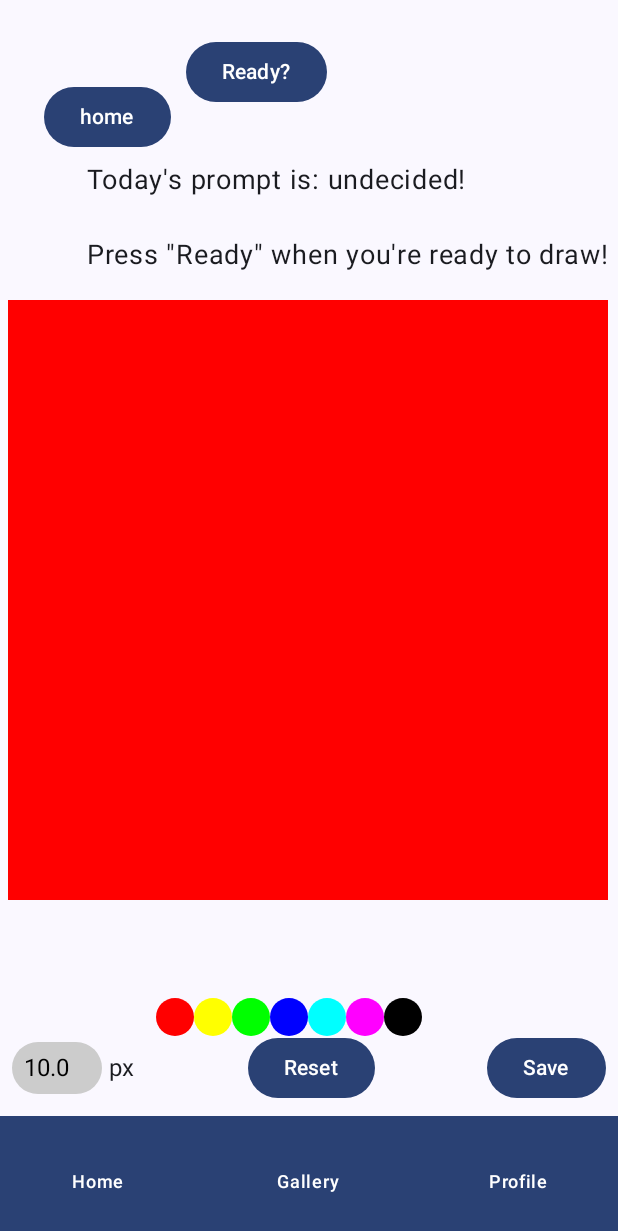
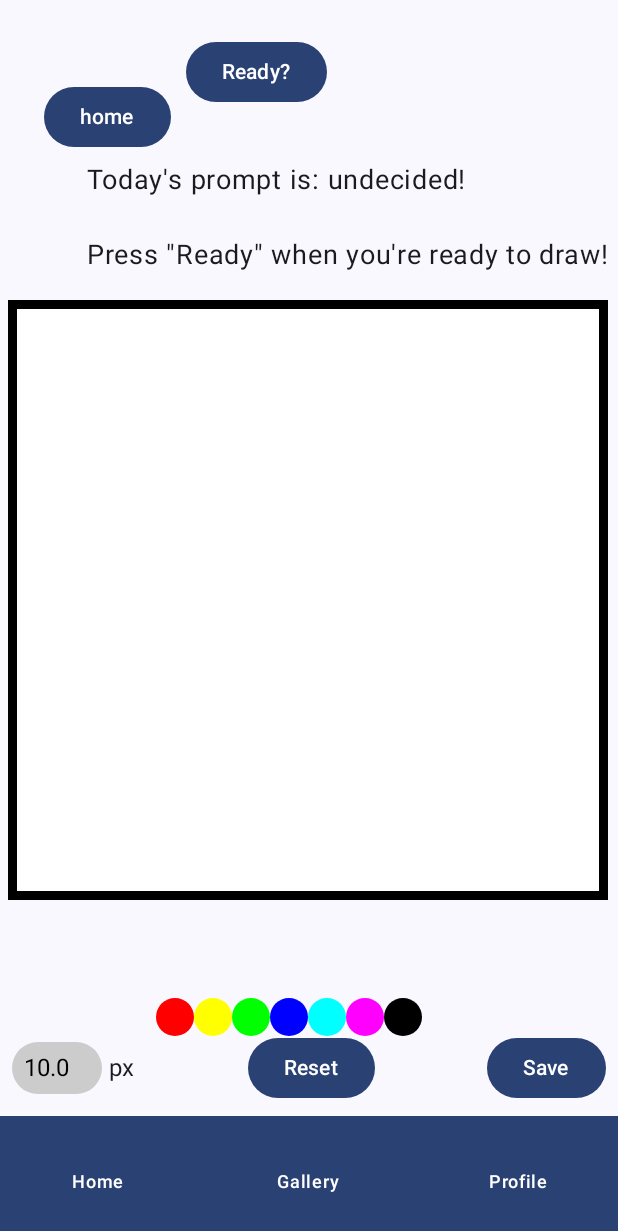
Before and after one commit to wjb035/403-project, an Android app built with Jetpack Compose: the screen it shows after launch (MainActivity), after a tap on "Go to Whiteboard", on a phone screen of 412 x 824 dp. Shown: the top 1231 px of the screen. Run offline under Robolectric (Android 15) with nearby library versions, the phone set to English and light mode, and no system bars.

Commit message:
polished for the retrospective tomorrow

```diff
--- a/app/src/main/java/com/example/drawingapp/ui/whiteboardActivity.kt
+++ b/app/src/main/java/com/example/drawingapp/ui/whiteboardActivity.kt
@@ -14,6 +14,7 @@ import androidx.activity.compose.rememberLauncherForActivityResult
 import androidx.activity.result.contract.ActivityResultContracts
 import androidx.compose.foundation.Canvas
 import androidx.compose.foundation.background
+import androidx.compose.foundation.border
 import androidx.compose.foundation.clickable
 import androidx.compose.foundation.gestures.detectDragGestures
 import androidx.compose.foundation.layout.Arrangement
@@ -73,7 +74,7 @@ fun whiteboard(navCon: NavController){
     var brushSize by remember {mutableFloatStateOf(10f)}
     var isEraser by remember {mutableStateOf(false)}
     var canDraw by remember {mutableStateOf(false)}
-    var remainingTime by remember{mutableStateOf(10000L)}
+    var remainingTime by remember{mutableStateOf(45000L)}
     var countdown by remember{mutableStateOf("Press \"Ready\" when you're ready to draw!")}
     var userHasStarted by remember{mutableStateOf(false)}
     var prompt by remember {mutableStateOf("undecided!")}
@@ -191,32 +192,7 @@ fun whiteboard(navCon: NavController){
             }
         }
     }
-    // Box containing a button that I'm using for debug purposes.
-    // Further along, the user will not be able to draw once the timer is up.
-    // I'm just testing with it now- this has no real purpose yet.
-    /*Box(modifier=Modifier.fillMaxSize()){
-        Column(modifier = Modifier
-            .fillMaxWidth()
-            .offset(x = 150.dp, y = 700.dp)){
-            Row(
-                Modifier.fillMaxWidth()
-                    .padding(4.dp),
-                horizontalArrangement = Arrangement.SpaceBetween,
-                verticalAlignment = Alignment.CenterVertically
-            ){
-                Button(onClick = {
-                    if (canDraw){
-                        canDraw = false
-                    }
-                    else{
-                        canDraw = true
-                    }
-                }) {
-                    Text("Lock")
-                }
-            }
-        }
-    }*/
+
 
     // Box containing the widget for all the selectable colors, as well as whether you can erase or not.
     // Clicking a color button will change your pen color to that color, and clicking the erase button will
@@ -275,7 +251,8 @@ fun whiteboard(navCon: NavController){
             .offset(5.dp,200.dp)) {
             Canvas(
                 modifier = Modifier.size(width = 400.dp, height = 400.dp)
-                    .background(Color.Red)
+                    .background(Color.White)
+                    .border(6.dp,Color.Black)
                     .pointerInput(true) {
 
                         detectDragGestures { change, dragAmount ->
```
Also changed, not shown: app/src/main/java/com/example/drawingapp/leaderboardActivity.kt (+4 -18 lines).
